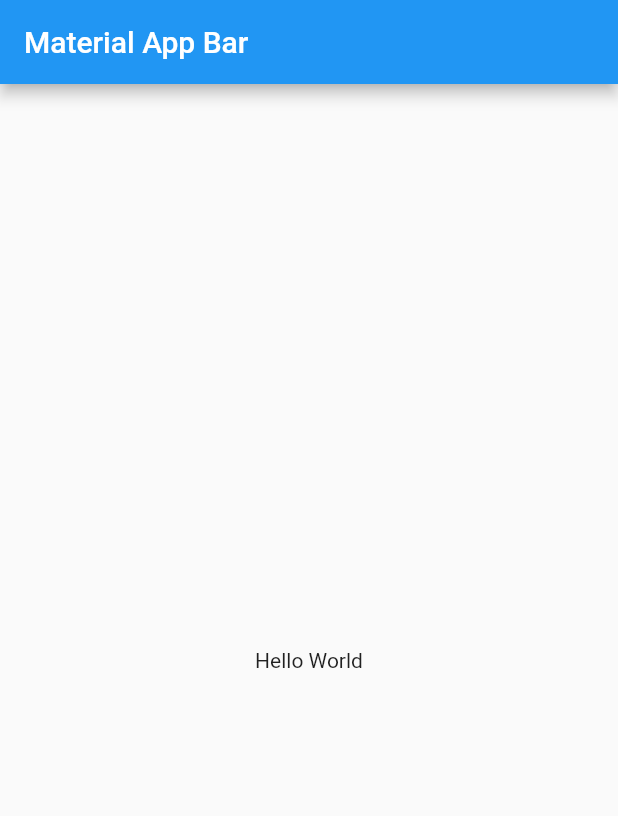
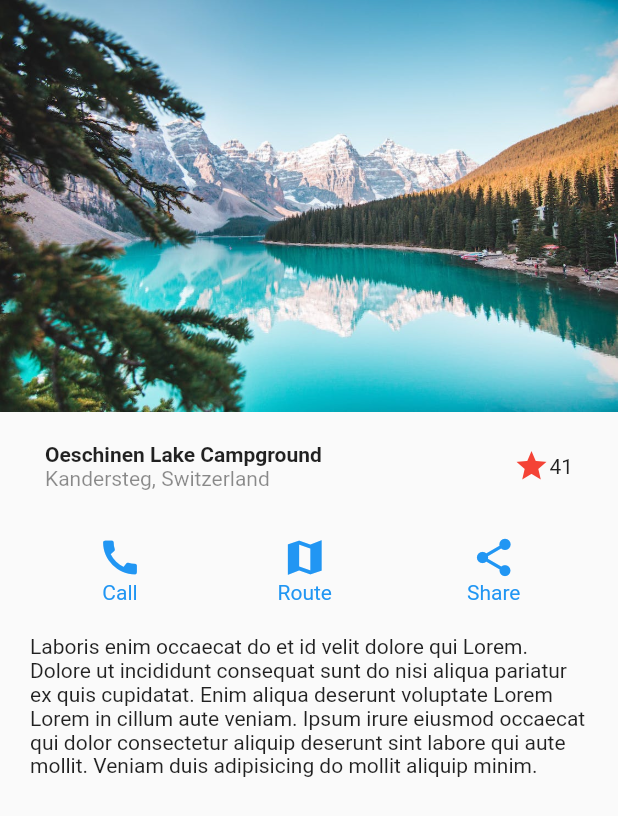
Before and after one commit to RichardWhiteG2/disenos, a Flutter app: the screen it shows after launch, on a phone screen of 412 x 824 dp. Shown: the top 816 px of the screen. Run offline on Flutter 3.47's test engine with Material 2 defaults, Android fonts, the phone set to English and light mode, and no system bars.

Commit message:
Diseño basico parte 2

```diff
--- a/disenos/lib/main.dart
+++ b/disenos/lib/main.dart
@@ -1,3 +1,4 @@
+import 'package:disenos/screens/basic_design.dart';
 import 'package:flutter/material.dart';
 
 void main() => runApp(const MyApp());
@@ -8,15 +9,13 @@ class MyApp extends StatelessWidget {
   @override
   Widget build(BuildContext context) {
     return MaterialApp(
+      debugShowCheckedModeBanner: false,
       title: 'Material App',
-      home: Scaffold(
-        appBar: AppBar(
-          title: const Text('Material App Bar'),
-        ),
-        body: const Center(
-          child: Text('Hello World'),
-        ),
-      ),
+      initialRoute: 'basic_design',
+      routes: {
+        'basic_design':( _ ) => BasicDesignScreen()
+      },
+
     );
   }
 }
--- /dev/null
+++ b/disenos/lib/screens/basic_design.dart
@@ -0,0 +1,103 @@
+import 'package:flutter/material.dart';
+
+
+class BasicDesignScreen extends StatelessWidget {
+
+  @override
+  Widget build(BuildContext context) {
+    return Scaffold(
+      body: Column(
+        children: [
+          // Imagen
+          Image(image: AssetImage('assets/landscape.jpeg')),
+
+          // Title
+          Title(),
+
+          // Button Section
+          ButtonSection(),
+
+          // Description
+          Container(
+            margin: EdgeInsets.symmetric( horizontal: 20, vertical: 10 ),
+            child: Text('Laboris enim occaecat do et id velit dolore qui Lorem. Dolore ut incididunt consequat sunt do nisi aliqua pariatur ex quis cupidatat. Enim aliqua deserunt voluptate Lorem Lorem in cillum aute veniam. Ipsum irure eiusmod occaecat qui dolor consectetur aliquip deserunt sint labore qui aute mollit. Veniam duis adipisicing do mollit aliquip minim.')
+          )
+
+        ],
+      )
+   );
+  }
+}
+
+class Title extends StatelessWidget {
+  const Title({
+    Key? key,
+  }) : super(key: key);
+
+  @override
+  Widget build(BuildContext context) {
+    return Container(
+      margin: EdgeInsets.symmetric( horizontal: 30, vertical: 20 ),
+      child: Row(
+        children: [
+
+          Column(
+            crossAxisAlignment: CrossAxisAlignment.start,
+            children: [
+              Text('Oeschinen Lake Campground', style: TextStyle( fontWeight: FontWeight.bold ),),
+              Text('Kandersteg, Switzerland', style: TextStyle( color: Colors.black45 )),
+            ],
+          ),
+
+          Expanded(child: Container()),
+
+          Icon( Icons.star, color: Colors.red ),
+          Text('41'),
+        ],
+      ),
+    );
+  }
+}
+
+class ButtonSection extends StatelessWidget {
+  const ButtonSection({
+    Key? key,
+  }) : super(key: key);
+
+  @override
+  Widget build(BuildContext context) {
+    return Container(
+      margin: EdgeInsets.symmetric( horizontal: 20, vertical: 10 ),
+      child: Row(
+        mainAxisAlignment: MainAxisAlignment.spaceAround,
+        children: [
+          CustomButton( icon: Icons.call, text: 'Call' ),
+          CustomButton( icon: Icons.map_sharp, text: 'Route' ),
+          CustomButton( icon: Icons.share, text: 'Share' ),
+        ],
+      ),
+    );
+  }
+}
+
+class CustomButton extends StatelessWidget {
+
+  final IconData icon;
+  final String text;
+
+  const CustomButton({
+    Key? key,
+    required this.icon,
+    required this.text,
+  }) : super(key: key);
+
+  @override
+  Widget build(BuildContext context) {
+    return Column(
+      children: [
+        Icon( this.icon, color: Colors.blue, size: 30, ),
+        Text( this.text, style: TextStyle( color: Colors.blue ) )
+      ],
+    );
+  }
+}
```
Also changed, not shown: disenos/pubspec.yaml (+4 -3 lines), disenos/assets/landscape.jpeg (added).
